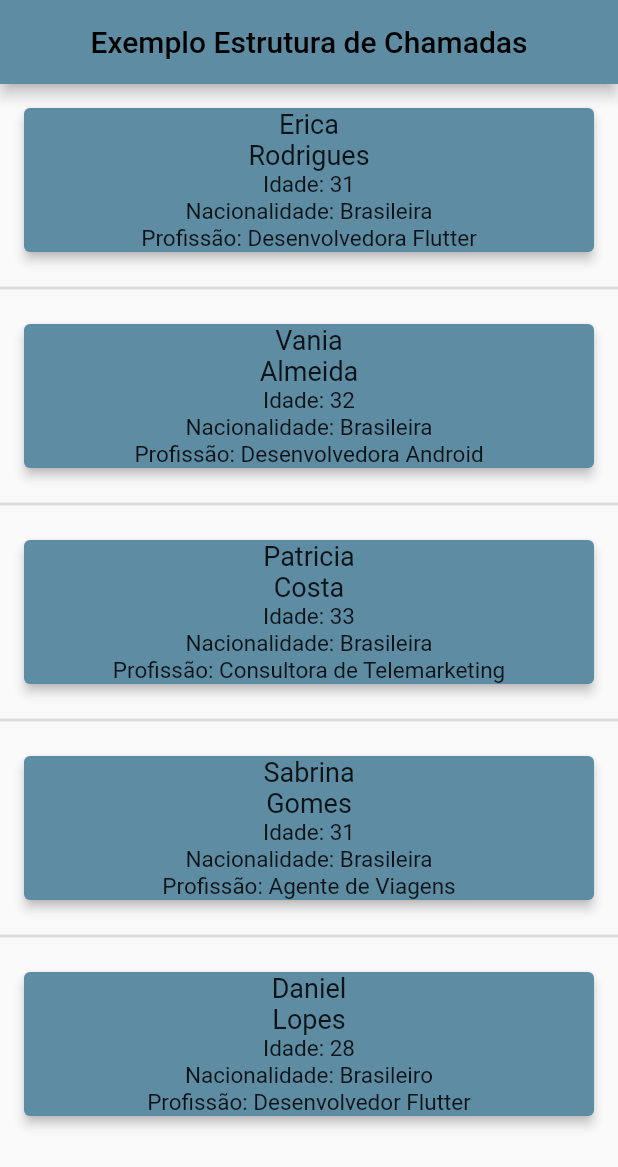
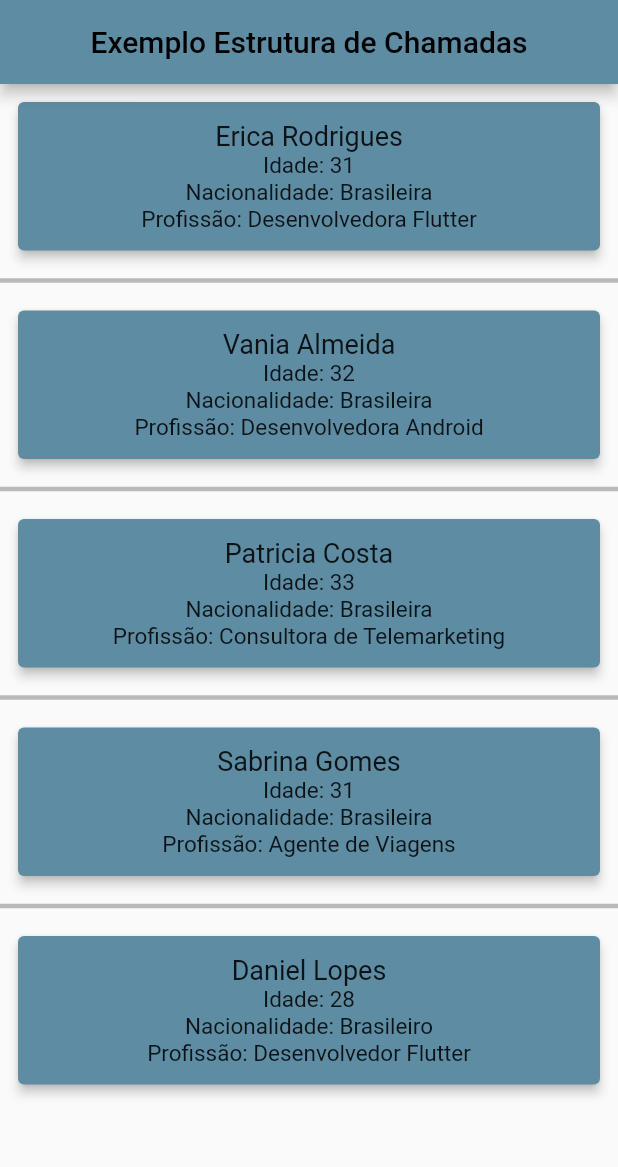
Before and after one commit to ericarodrigs/academy-semana-6, a Flutter app: the screen it shows after launch, on a phone screen of 412 x 824 dp. Shown: the top 1167 px of the screen. Run offline on Flutter 3.47's test engine with Material 2 defaults, Android fonts, the phone set to English and light mode, and no system bars.

Commit message:
adjusting the layout of home page

```diff
--- a/lib/pages/home_page.dart
+++ b/lib/pages/home_page.dart
@@ -47,24 +47,21 @@ class _HomePageState extends State<HomePage> {
                       children: [
                         if (index > 0)
                           const Divider(
-                            thickness: 2,
+                            thickness: 3,
+                            color: Colors.black26,
                           ),
-                        Padding(
-                          padding: const EdgeInsets.all(8),
-                          child: SizedBox(
-                            width: double.infinity,
-                            child: Card(
-                              color: const Color(0xff5d8ca3),
-                              elevation: 3,
-                              margin: const EdgeInsets.all(8),
+                        SizedBox(
+                          width: double.infinity,
+                          child: Card(
+                            color: const Color(0xff5d8ca3),
+                            elevation: 3,
+                            margin: const EdgeInsets.all(12),
+                            child: Padding(
+                              padding: const EdgeInsets.all(12),
                               child: Column(
                                 children: [
-                                  Text(snapshot.data![index].name!,
+                                  Text('${snapshot.data![index].name!} ${snapshot.data![index].lastName!}',
                                       style: const TextStyle(fontSize: 18)),
-                                  Text(
-                                    snapshot.data![index].lastName!,
-                                    style: const TextStyle(fontSize: 18),
-                                  ),
                                   Text(
                                       'Idade: ${snapshot.data![index].age!.toString()}',
                                       style: const TextStyle(fontSize: 15)),
```
Also changed, not shown: 2 other files.
